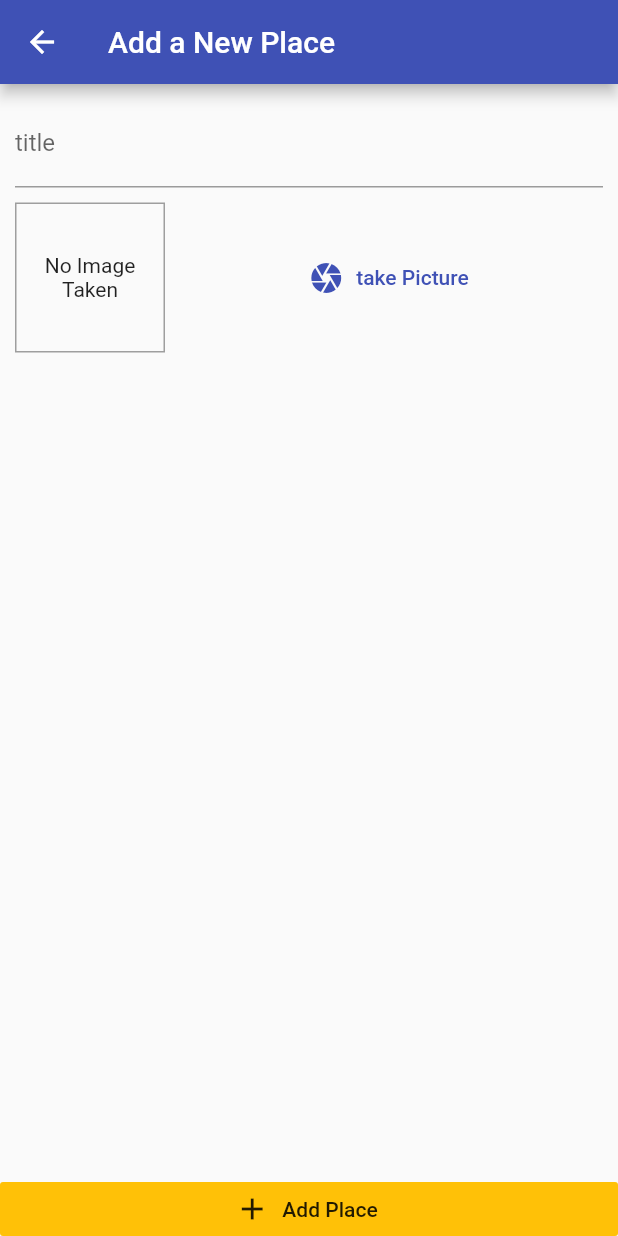
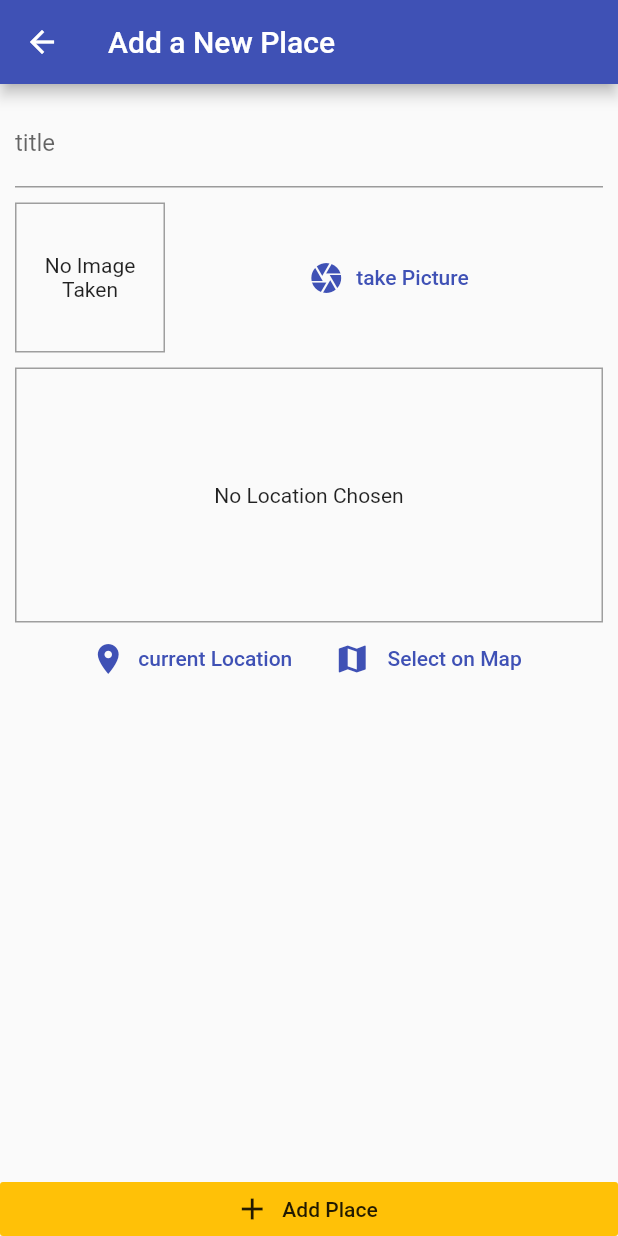
Before and after one commit to AhmedNagii/my_places, a Flutter app: the AddPlaceScreen screen opened by its route, on a phone screen of 412 x 824 dp. Run offline on Flutter 3.47's test engine with Material 2 defaults, Android fonts, the phone set to English and light mode, and no system bars; our stand-ins replace google_maps_flutter, image_picker, location, sqflite; accounts and stored records are empty.

```diff
--- /dev/null
+++ b/lib/helpers/location_helper.dart
@@ -0,0 +1,10 @@
+const GOOGLE_API_KEY = "AIzaSyC_nJtgaX5TQMLLWPg56YYVN8YZddmnQQo";
+
+class LocationHelper {
+  static String generateLocationPreviewImage({
+    double latitude,
+    double longitude,
+  }) {
+    return "https://maps.googleapis.com/maps/api/staticmap?center=$latitude,$longitude&zoom=16&size=600x300&maptype=roadmap&markers=color:red%7Clabel:C%7C$latitude,$longitude&key=$GOOGLE_API_KEY";
+  }
+}
--- a/lib/models/place.dart
+++ b/lib/models/place.dart
@@ -7,7 +7,7 @@ class PlaceLocation {
   final double longitude;
   final String address;
 
-  PlaceLocation(
+  const PlaceLocation(
       {@required this.latitude, @required this.longitude, this.address});
 }
 
--- a/lib/screens/add_place_screen.dart
+++ b/lib/screens/add_place_screen.dart
@@ -2,7 +2,8 @@ import 'dart:io';
 
 import 'package:flutter/material.dart';
 import 'package:my_places/providers/great_places.dart';
-import 'package:my_places/widgets/image_input.dart';
+import '../widgets/image_input.dart';
+import '../widgets/location_input.dart';
 import 'package:provider/provider.dart';
 
 class AddPlaceScreen extends StatefulWidget {
@@ -51,6 +52,10 @@ class _AddPlaceScreenState extends State<AddPlaceScreen> {
                     ),
                     SizedBox(height: 10),
                     ImageInput(_selectImage),
+                    SizedBox(
+                      height: 10,
+                    ),
+                    LocationInput(),
                   ],
                 ),
               ),
--- /dev/null
+++ b/lib/widgets/location_input.dart
@@ -0,0 +1,83 @@
+import 'package:flutter/material.dart';
+import 'package:location/location.dart';
+import 'package:my_places/screens/map_screen.dart';
+import '../helpers/location_helper.dart';
+
+class LocationInput extends StatefulWidget {
+  @override
+  _LocationInputState createState() => _LocationInputState();
+}
+
+class _LocationInputState extends State<LocationInput> {
+  String _previewImageUrl;
+  Future<void> _getCurrentLocation() async {
+    final locData = await Location().getLocation();
+    final staticMapImagUrl = LocationHelper.generateLocationPreviewImage(
+      latitude: locData.latitude,
+      longitude: locData.longitude,
+    );
+    setState(() {
+      _previewImageUrl = staticMapImagUrl;
+    });
+  }
+
+  Future<void> _selectOnMap() async {
+    final selectedLocation = await Navigator.of(context).push(
+      MaterialPageRoute(
+        fullscreenDialog: true,
+        builder: (ctx) => MapScreen(
+          isSelecteing: true,
+        ),
+      ),
+    );
+    if (selectedLocation == null) {
+      return;
+    } else {}
+  }
+
+  @override
+  Widget build(BuildContext context) {
+    return Column(
+      children: <Widget>[
+        Container(
+          height: 170,
+          width: double.infinity,
+          alignment: Alignment.center,
+          decoration:
+              BoxDecoration(border: Border.all(width: 1, color: Colors.grey)),
+          child: _previewImageUrl == null
+              ? Text(
+                  "No Location Chosen",
+                  textAlign: TextAlign.center,
+                )
+              : Image.network(
+                  _previewImageUrl,
+                  fit: BoxFit.cover,
+                  width: double.infinity,
+                ),
+        ),
+        Row(
+          mainAxisAlignment: MainAxisAlignment.center,
+          children: <Widget>[
+            FlatButton.icon(
+              icon: Icon(
+                Icons.location_on,
+              ),
+              label: Text("current Location"),
+              textColor: Theme.of(context).primaryColor,
+              onPressed: _getCurrentLocation,
+            ),
+            FlatButton.icon(
+              icon: Icon(
+                Icons.map,
+              ),
+              label: Text(" Select on Map"),
+              textColor: Theme.of(context).primaryColor,
+              onPressed: _selectOnMap,
+            ),
+          ],
+        )
+      ],
+    );
+  }
+}
--- a/pubspec.yaml
+++ b/pubspec.yaml
@@ -28,6 +28,8 @@ dependencies:
   path_provider: ^1.6.27
   path: ^1.7.0
   sqflite: ^1.3.2+3
+  location: ^3.2.4
+  google_maps_flutter: ^1.2.0
 
 
   # The following adds the Cupertino Icons font to your application.
```
Also changed, not shown: lib/screens/map_screen.dart (added, +36 -0 lines), pubspec.lock, 2 other files.
